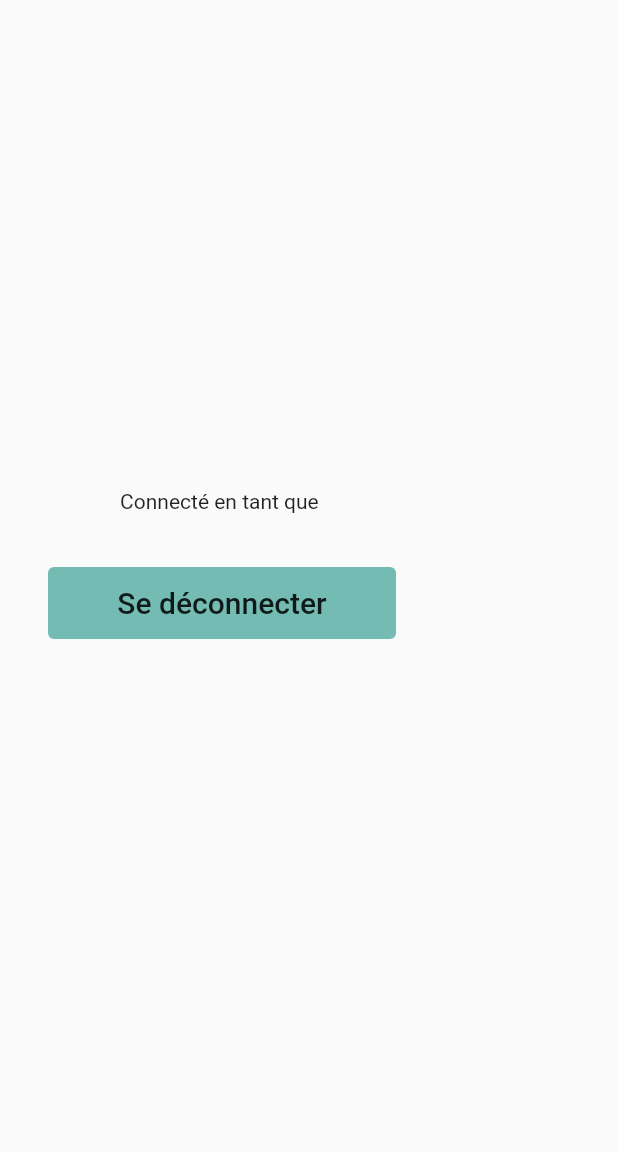
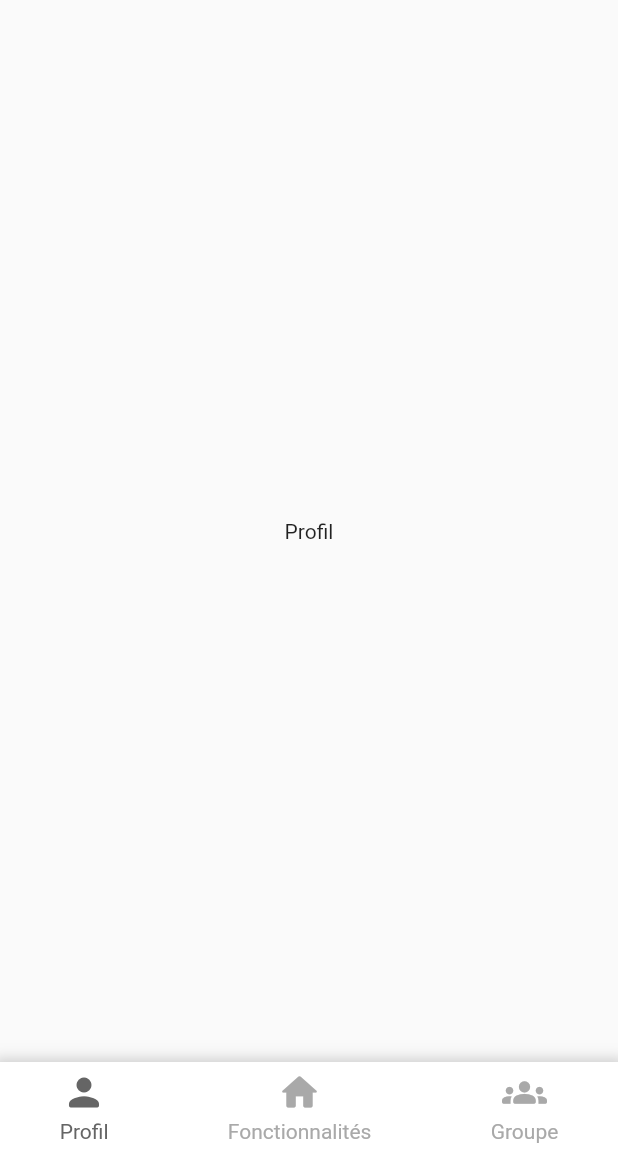
Before and after one commit to peppearl/freshmind, a Flutter app: the screen it shows once a user with an empty profile is signed in, on a phone screen of 412 x 824 dp, the part 84-1236 px from its top. Run offline on Flutter 3.47's test engine with Material 2 defaults, Android fonts, the light colour scheme and no system bars; our stand-ins replace email_validator, firebase_auth, firebase_core; accounts and stored records are empty.

Commit message:
feat: adding bottom navbar

```diff
--- a/lib/pages/home.dart
+++ b/lib/pages/home.dart
@@ -1,6 +1,6 @@
 import 'package:firebase_auth/firebase_auth.dart';
 import 'package:flutter/material.dart';
-import 'package:freshmind/components/button.dart';
+import 'package:freshmind/widgets/scroll_list_widget.dart';
 
 class Home extends StatefulWidget {
   const Home({Key? key, required this.title}) : super(key: key);
@@ -12,6 +12,7 @@ class Home extends StatefulWidget {
 }
 
 class _HomeState extends State<Home> {
+  int pageIndex = 0;
   @override
   Widget build(BuildContext context) {
     final user = FirebaseAuth.instance.currentUser!;
@@ -22,24 +23,82 @@ class _HomeState extends State<Home> {
           widget.title,
           style: const TextStyle(color: Colors.black),
         ),
-          backgroundColor: Colors.white,
+        backgroundColor: Colors.transparent,
         elevation: 0,
       ),
-        body: Padding(
-          padding: const EdgeInsets.all(32),
-          child: Column(
-            mainAxisAlignment: MainAxisAlignment.center,
-            children: [
-              const Text("Connecté en tant que "),
-              const SizedBox(height: 8),
-              Text(user.email!),
-              Button(
-                  backgroundColor: const Color(0xFF73BBB3),
-                  title: "Se déconnecter",
-                  elevation: 0,
-                  onPressed: () => FirebaseAuth.instance.signOut())
+      body: getBody(),
+      bottomNavigationBar: bottomAppBar(),
+    );
+  }
+
+  Widget bottomAppBar() {
+    List iconItems = [
+      Icons.person_rounded,
+      Icons.home_rounded,
+      Icons.groups_rounded,
+    ];
+    List textItems = ["Profil", "Fonctionnalités", "Groupe"];
+    return Container(
+      height: 60,
+      width: double.infinity,
+      padding: const EdgeInsets.only(top: 5),
+      decoration: BoxDecoration(
+        color: Colors.white,
+        boxShadow: [
+          BoxShadow(
+            color: Colors.grey.withOpacity(0.5),
+            spreadRadius: 5,
+            blurRadius: 7,
+            offset: const Offset(0, 3), // changes position of shadow
+          ),
         ],
       ),
-        ));
+      child: Row(
+        mainAxisAlignment: MainAxisAlignment.spaceAround,
+        children: List.generate(iconItems.length, (index) {
+          return GestureDetector(
+            onTap: () {
+              setState(() {
+                pageIndex = index;
+              });
+            },
+            child: Column(
+              children: [
+                Icon(
+                  iconItems[index],
+                  size: 30,
+                  color: pageIndex == index
+                      ? const Color.fromARGB(255, 101, 101, 101)
+                      : const Color.fromARGB(255, 169, 169, 169),
+                ),
+                const SizedBox(
+                  height: 3,
+                ),
+                Text(textItems[index],
+                    style: TextStyle(
+                        color: pageIndex == index
+                            ? const Color.fromARGB(255, 101, 101, 101)
+                            : const Color.fromARGB(255, 169, 169, 169)))
+              ],
+            ),
+          );
+        }),
+      ),
+    );
+  }
+
+  Widget getBody() {
+    return IndexedStack(
+      index: pageIndex,
+      children: const [
+        Center(
+          child: Text("Profil"),
+        ),
+        ScrollListWidget(),
+        Center(
+          child: Text("Groupe"),
+        ),
+      ],
+    );
   }
 }
--- a/pubspec.yaml
+++ b/pubspec.yaml
@@ -42,6 +42,7 @@ dependencies:
   #Firebase auth
   firebase_auth: ^4.1.4
   email_validator: '^2.1.16'
+  flutter_staggered_grid_view: ^0.6.2
 
 dev_dependencies:
   flutter_test:
```
Also changed, not shown: lib/widgets/scroll_list_widget.dart (added, +148 -0 lines), pubspec.lock. Lines whose indentation alone changed are shown as unchanged.
